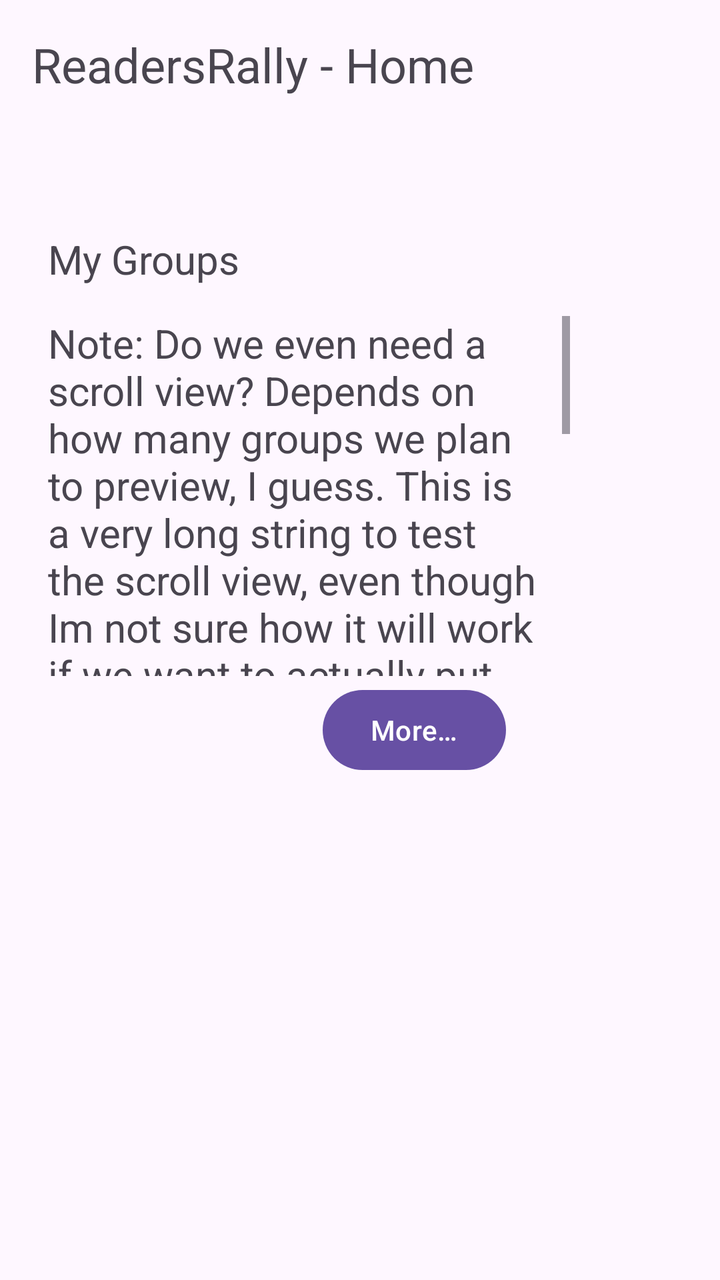
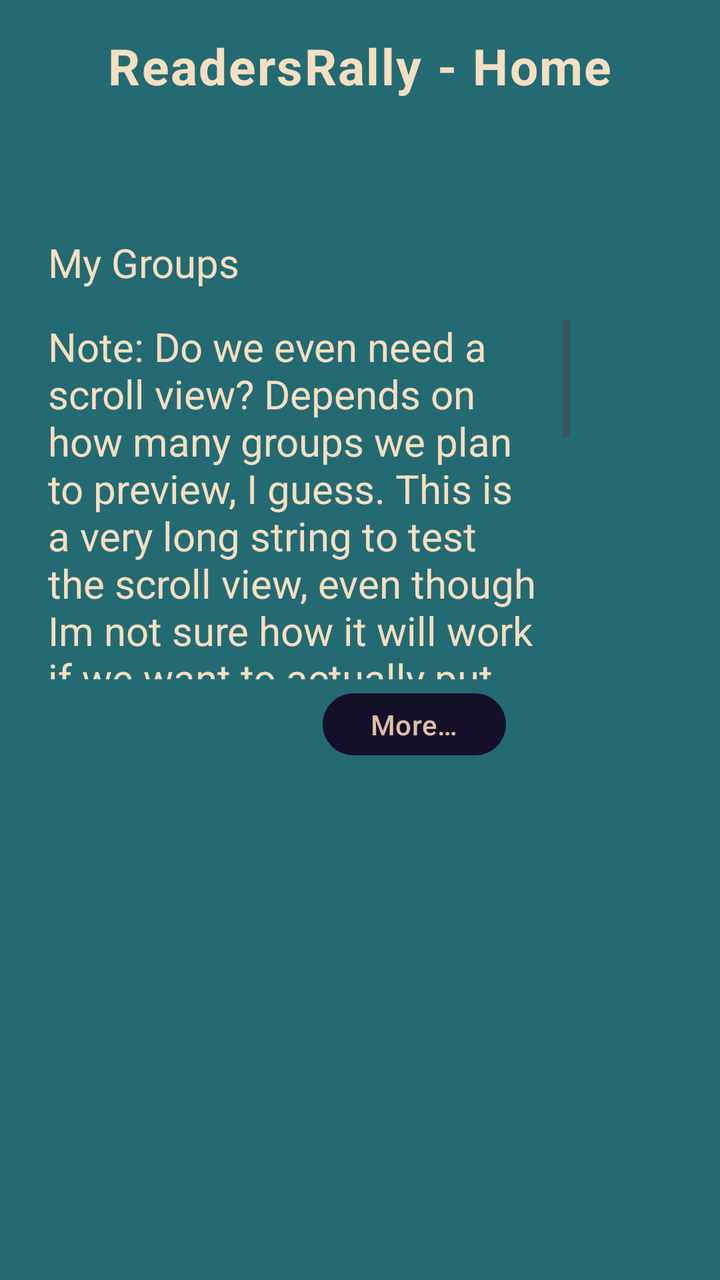

An Android layout rendered at two revisions. The XML below is the earlier revision; the diff shows what the commit changed to produce the second picture.
<!-- AndroidManifest.xml: application theme Theme.ReadersRally -->
<!-- res/layout/activity_home_page.xml -->
<?xml version="1.0" encoding="utf-8"?>
<androidx.constraintlayout.widget.ConstraintLayout xmlns:android="http://schemas.android.com/apk/res/android"
    xmlns:app="http://schemas.android.com/apk/res-auto"
    xmlns:tools="http://schemas.android.com/tools"
    android:id="@+id/main"
    android:layout_width="match_parent"
    android:layout_height="match_parent"
    tools:context=".HomePage">

    <TextView
        android:id="@+id/homepageHeader"
        android:layout_width="376dp"
        android:layout_height="48dp"
        android:layout_marginStart="16dp"
        android:layout_marginTop="16dp"
        android:text="ReadersRally - Home"
        android:textSize="24sp"
        app:layout_constraintStart_toStartOf="parent"
        app:layout_constraintTop_toTopOf="parent" />

    <TextView
        android:id="@+id/textView3"
        android:layout_width="114dp"
        android:layout_height="31dp"
        android:layout_marginStart="24dp"
        android:layout_marginTop="52dp"
        android:text="My Groups"
        android:textSize="20sp"
        app:layout_constraintStart_toStartOf="parent"
        app:layout_constraintTop_toBottomOf="@+id/homepageHeader" />

    <ScrollView
        android:id="@+id/myGroupsSummary"
        android:layout_width="261dp"
        android:layout_height="180dp"
        android:layout_marginStart="24dp"
        android:layout_marginTop="11dp"
        android:scrollbarStyle="insideInset"
        app:layout_constraintStart_toStartOf="parent"
        app:layout_constraintTop_toBottomOf="@+id/textView3">

        <TextView
            android:id="@+id/textView4"
            android:layout_width="match_parent"
            android:layout_height="wrap_content"
            android:text="@string/testScroll"
            android:textSize="20sp" />
    </ScrollView>

    <Button
        android:id="@+id/myGroupsButton"
        android:layout_width="wrap_content"
        android:layout_height="wrap_content"
        android:layout_marginStart="187dp"
        android:layout_marginTop="3dp"
        android:layout_marginEnd="133dp"
        android:text="@string/more"
        app:layout_constraintEnd_toEndOf="parent"
        app:layout_constraintStart_toStartOf="parent"
        app:layout_constraintTop_toBottomOf="@+id/myGroupsSummary" />

    <Button
        android:id="@+id/discussionsButton"
        android:layout_width="wrap_content"
        android:layout_height="wrap_content"
        android:layout_marginStart="187dp"
        android:layout_marginTop="127dp"
        android:layout_marginEnd="133dp"
        android:layout_marginBottom="167dp"
        android:text="@string/more"
        app:layout_constraintBottom_toBottomOf="parent"
        app:layout_constraintEnd_toEndOf="parent"
        app:layout_constraintStart_toStartOf="parent"
        app:layout_constraintTop_toBottomOf="@+id/myGroupsButton" />
</androidx.constraintlayout.widget.ConstraintLayout>
<!-- resources referenced by this layout -->
<resources>
  <string name="more">More…</string>
  <string name="testScroll">Note: Do we even need a scroll view? Depends on how many groups we plan to preview, I guess.
          This is a very long string to test the scroll view, even though Im not sure how it will work if we want to actually put enrolled groups views in there.
          For now this will serve as a placeholder to show the scrolling functionality, and we will work on the groups view
          once we can successfully navigate around the app and see/join/manage groups. This is more of a quality of life
          feature than a real feature, so it should not take excessive priority over the actual functionality of the
          application.</string>
  <style name="Theme.ReadersRally" parent="Base.Theme.ReadersRally" />
  <style name="Base.Theme.ReadersRally" parent="Theme.Material3.DayNight.NoActionBar">
          
          
      </style>
</resources>

<!-- the commit's change to res/layout/activity_home_page.xml (unified diff, before → after) -->
@@ -8,15 +8,11 @@
     tools:context=".HomePage">
 
     <TextView
-        android:id="@+id/homepageHeader"
-        android:layout_width="376dp"
-        android:layout_height="48dp"
-        android:layout_marginStart="16dp"
-        android:layout_marginTop="16dp"
-        android:text="ReadersRally - Home"
-        android:textSize="24sp"
-        app:layout_constraintStart_toStartOf="parent"
-        app:layout_constraintTop_toTopOf="parent" />
+        android:id="@+id/homePageHeader"
+        style="@style/HeaderTextStyle"
+        android:layout_width="wrap_content"
+        android:layout_height="wrap_content"
+        android:text="@string/homepage_header" />
 
     <TextView
         android:id="@+id/textView3"
@@ -27,7 +23,7 @@
         android:text="My Groups"
         android:textSize="20sp"
         app:layout_constraintStart_toStartOf="parent"
-        app:layout_constraintTop_toBottomOf="@+id/homepageHeader" />
+        app:layout_constraintTop_toBottomOf="@+id/homePageHeader" />
 
     <ScrollView
         android:id="@+id/myGroupsSummary"
<!-- resource entries referenced after the edit -->
@@ -1,5 +1,6 @@
 <!-- resources referenced by this layout -->
 <resources>
+  <string name="homepage_header">ReadersRally - Home</string>
   <string name="more">More…</string>
   <string name="testScroll">Note: Do we even need a scroll view? Depends on how many groups we plan to preview, I guess.
           This is a very long string to test the scroll view, even though Im not sure how it will work if we want to actually put enrolled groups views in there.
@@ -7,10 +8,36 @@
           once we can successfully navigate around the app and see/join/manage groups. This is more of a quality of life
           feature than a real feature, so it should not take excessive priority over the actual functionality of the
           application.</string>
+  <style name="HeaderTextStyle" parent="Widget.Material3.CheckedTextView">
+          <item name="android:textSize"> 25sp </item>
+          <item name="android:textStyle">bold</item>
+          <item name="android:textColor">@color/beige</item>
+          <item name="android:gravity">center</item>
+          <item name="android:padding">16dp</item>
+          <item name="layout_constraintTop_toTopOf">parent</item>
+          <item name="layout_constraintStart_toStartOf">parent</item>
+          <item name="layout_constraintEnd_toEndOf">parent</item>
+  
+      </style>
   <style name="Theme.ReadersRally" parent="Base.Theme.ReadersRally" />
+  <color name="beige">#F3DFC1</color>
   <style name="Base.Theme.ReadersRally" parent="Theme.Material3.DayNight.NoActionBar">
           
           
+          <item name="android:textColor">@color/beige</item> 
+          <item name="android:windowBackground">@color/dark_teal</item> 
+          <item name="colorSurface">@color/light_teal</item> 
+          <item name="materialButtonStyle">@style/Widget.AppCompat.Button</item> 
+  
       </style>
+  <color name="dark_teal">#246A73</color>
+  <color name="light_teal">#368F8B</color>
+  <style name="Widget.AppCompat.Button" parent="Widget.Material3.Button">
+          <item name="backgroundTint">@color/dark_violet</item>
+          <item name="android:textColor">@color/dark_beige</item>
+          <item name="android:gravity">center</item>
+      </style>
+  <color name="dark_violet">#160F29</color>
+  <color name="dark_beige">#DDBEA8</color>
 </resources>
 
